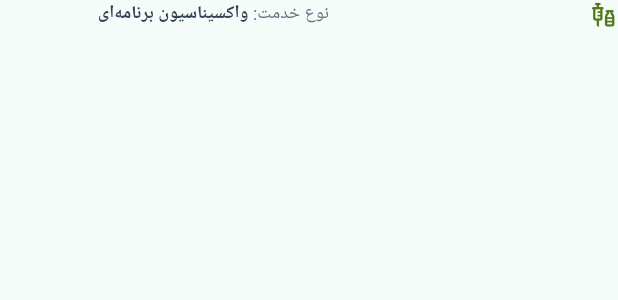
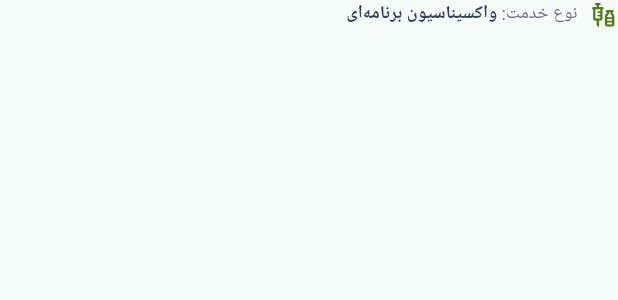
Before and after one commit to farhad7beiranvand7-debug/Khane-behdasht, a Flutter app: the _SmallInfo widget shown alone on an empty page, opened directly, on a phone screen of 412 x 824 dp. Shown: the top 300 px of the screen. Run offline on Flutter 3.47's test engine with Material 3 defaults, Android fonts, the phone set to English and light mode, and no system bars; our stand-ins replace flutter_local_notifications, shamsi_date, timezone.

Commit message:
Update person_schedule_page.dart

```diff
--- a/lib/presentation/pages/person_schedule_page.dart
+++ b/lib/presentation/pages/person_schedule_page.dart
@@ -14,9 +14,6 @@ final Person person;
 
 static const _background = Color(0xFFF9FBF7);
 static const _text = Color(0xFF344054);
-static const _muted = Color(0xFF667085);
-static const _darkGreen = Color(0xFF527A18);
-static const _green = Color(0xFFA6E22E);
 
 @override
 Widget build(BuildContext context) {
@@ -58,11 +55,8 @@ return Scaffold(
       children: [
         _PersonHeader(person: person),
         const SizedBox(height: 22),
-
         if (important.isNotEmpty) ...[
-          const _SectionTitle(
-            title: 'خدمات مورد نیاز',
-          ),
+          const _SectionTitle(title: 'خدمات مورد نیاز'),
           const SizedBox(height: 10),
           ...important.map(
             (service) => Padding(
@@ -84,12 +78,9 @@ return Scaffold(
             ),
           ),
         ],
-
         if (other.isNotEmpty) ...[
           const SizedBox(height: 12),
-          const _SectionTitle(
-            title: 'سایر خدمات',
-          ),
+          const _SectionTitle(title: 'سایر خدمات'),
           const SizedBox(height: 10),
           ...other.map(
             (service) => Padding(
@@ -111,9 +102,7 @@ return Scaffold(
             ),
           ),
         ],
-
-        if (services.isEmpty)
-          const _EmptyServices(),
+        if (services.isEmpty) const _EmptyServices(),
       ],
     ),
   ),
@@ -189,7 +178,6 @@ return Scaffold(
               ),
             ),
             const SizedBox(height: 18),
-
             Text(
               service.title,
               style: const TextStyle(
@@ -198,9 +186,7 @@ return Scaffold(
                 fontWeight: FontWeight.w800,
               ),
             ),
-
             const SizedBox(height: 7),
-
             Text(
               person.fullName,
               style: const TextStyle(
@@ -208,31 +194,24 @@ return Scaffold(
                 fontSize: 14,
               ),
             ),
-
             const SizedBox(height: 20),
-
-            if (schedule != null) ...[
+            if (schedule != null)
               _ScheduleCard(
                 schedule: schedule,
                 isVaccination: isVaccination,
                 isPregnancy: isPregnancy,
-              ),
-              const SizedBox(height: 20),
-            ] else ...[
+              )
+            else
               _NoDateCard(
                 isPregnancy: isPregnancy,
                 isVaccination: isVaccination,
               ),
             const SizedBox(height: 20),
-            ],
-
             const Divider(
               height: 1,
               color: Color(0xFFEAECF0),
             ),
-
             const SizedBox(height: 18),
-
             Text(
               service.description,
               style: const TextStyle(
@@ -308,15 +287,15 @@ borderRadius: BorderRadius.circular(18),
 child: Column(
 crossAxisAlignment: CrossAxisAlignment.start,
 children: [
-Row(
+const Row(
 children: [
-const Icon(
+Icon(
 Icons.event_available_outlined,
 color: _darkGreen,
 size: 23,
 ),
-const SizedBox(width: 9),
-const Text(
+SizedBox(width: 9),
+Text(
 'موعد برنامه‌ای',
 style: TextStyle(
 color: _darkGreen,
@@ -327,18 +306,15 @@ fontWeight: FontWeight.w700,
 ],
 ),
 const SizedBox(height: 12),
-
 Text(
-        _formatDate(schedule.date),
+schedule.date.toString(),
 style: const TextStyle(
 color: _text,
 fontSize: 22,
 fontWeight: FontWeight.w800,
 ),
 ),
-
 const SizedBox(height: 8),
-
 Text(
 schedule.title,
 style: const TextStyle(
@@ -347,9 +323,7 @@ const SizedBox(height: 12),
 fontWeight: FontWeight.w700,
 ),
 ),
-
 const SizedBox(height: 5),
-
 Text(
 schedule.description,
 style: const TextStyle(
@@ -358,7 +332,6 @@ const SizedBox(height: 12),
 height: 1.7,
 ),
 ),
-
 if (isVaccination) ...[
 const SizedBox(height: 12),
 const _SmallInfo(
@@ -367,7 +340,6 @@ const SizedBox(height: 12),
 value: 'واکسیناسیون برنامه‌ای',
 ),
 ],
-
 if (isPregnancy) ...[
 const SizedBox(height: 12),
 const _SmallInfo(
@@ -379,11 +351,6 @@ const SizedBox(height: 12),
 ],
 ),
 );
-
-}
-
-String _formatDate(dynamic date) {
-return date.toString();
 }
 }
 
@@ -462,7 +429,6 @@ final String value;
 
 static const _darkGreen = Color(0xFF527A18);
 static const _text = Color(0xFF344054);
-static const _muted = Color(0xFF667085);
 
 @override
 Widget build(BuildContext context) {
@@ -476,26 +442,25 @@ size: 19,
 ),
 const SizedBox(width: 8),
 Expanded(
-child: RichText(
-text: const TextSpan(
-children: [],
-),
-),
-),
-Text(
-'$title: ',
+child: Text.rich(
+TextSpan(
+children: [
+TextSpan(
+text: '$title: ',
 style: const TextStyle(
-color: _muted,
+color: Color(0xFF667085),
 fontSize: 12,
 ),
 ),
-Flexible(
-child: Text(
-value,
+TextSpan(
+text: value,
 style: const TextStyle(
 color: _text,
 fontSize: 12,
 fontWeight: FontWeight.w700,
+),
+),
+],
 ),
 ),
 ),
@@ -752,7 +717,3 @@ fontWeight: FontWeight.w600,
 );
 }
 }
-
-String _formatJalaliDate(int year, int month, int day) {
-return '$year/${month.toString().padLeft(2, '0')}/${day.toString().padLeft(2, '0')}';
-}
```
Lines whose indentation alone changed are shown as unchanged.
